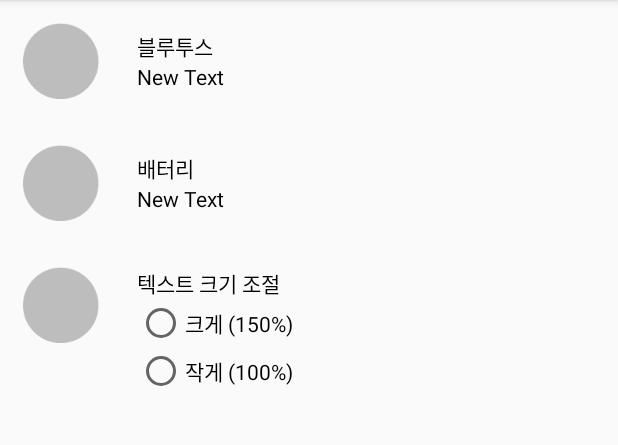
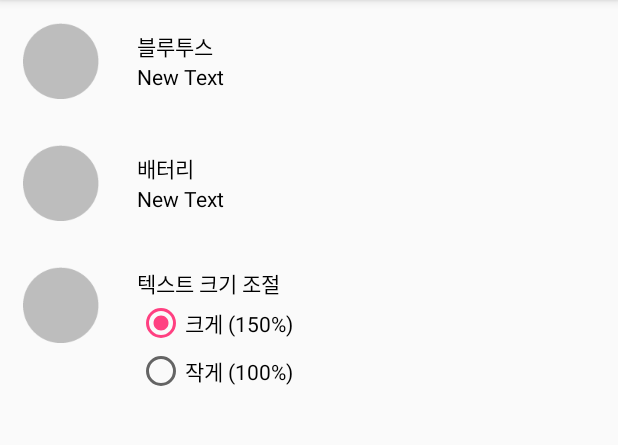
Before and after one commit to hyunhye/HelpingCloud, an Android app: the SettingActivity screen opened directly, with no data from a screen before it, on a phone screen of 412 x 824 dp, the part 84-529 px from its top. Run offline under Robolectric (Android 15) with nearby library versions, the phone set to English and light mode, and no system bars; 1 statement that could not run was skipped.

Commit message:
텍스트 크기 설정

```diff
--- a/app/src/main/java/com/pinners/olders/SettingActivity.java
+++ b/app/src/main/java/com/pinners/olders/SettingActivity.java
@@ -1,15 +1,65 @@
 package com.pinners.olders;
 
+import android.content.SharedPreferences;
+import android.graphics.Bitmap;
 import android.os.Bundle;
 import android.support.v7.app.AppCompatActivity;
+import android.widget.RadioButton;
+import android.widget.RadioGroup;
 
 /**
  * Created by Administrator on 2016-06-23.
  */
 public class SettingActivity extends AppCompatActivity{
+
+    private RadioGroup settingFontRg;
+    private RadioButton settingFontBigRb, settingFontSmallRb;
+    private String fontSize = "small";
+
     @Override
     protected void onCreate(Bundle savedInstanceState) {
         super.onCreate(savedInstanceState);
         setContentView(R.layout.activity_setting);
+
+        init();
+        getPreferences();
+        settingFontRg.setOnCheckedChangeListener(new RadioGroup.OnCheckedChangeListener() {
+            @Override
+            public void onCheckedChanged(RadioGroup group, int checkedId) {
+                if(checkedId == R.id.settingFontSmallRb){
+                    fontSize = "small";
+                }else{
+                    fontSize = "big";
+                }
+                savePreferences(fontSize);
+            }
+        });
+    }
+
+    void init(){
+        settingFontRg = (RadioGroup) findViewById(R.id.settingFontRg);
+        settingFontBigRb = (RadioButton) findViewById(R.id.settingFontBigRb);
+        settingFontSmallRb = (RadioButton) findViewById(R.id.settingFontSmallRb);
+    }
+
+    private void savePreferences(String fontSize){
+        SharedPreferences pref = getSharedPreferences("pref", MODE_PRIVATE);
+        SharedPreferences.Editor editor = pref.edit();
+        editor.putString("fontSize", fontSize);
+        editor.commit();
+    }
+
+    private void getPreferences(){
+        SharedPreferences pref = getSharedPreferences("pref", MODE_PRIVATE);
+        fontSize = pref.getString("fontSize","");
+        if(fontSize.equals("small")){
+            settingFontSmallRb.setChecked(true);
+            settingFontBigRb.setChecked(false);
+        }
+        else{
+            settingFontSmallRb.setChecked(false);
+            settingFontBigRb.setChecked(true);
+        }
+
     }
 }
--- a/app/src/main/res/layout/activity_setting.xml
+++ b/app/src/main/res/layout/activity_setting.xml
@@ -97,6 +97,10 @@
                 android:text="텍스트 크기 조절"
                 android:textColor="#000000"
                 />
+            <RadioGroup
+                android:id="@+id/settingFontRg"
+                android:layout_width="wrap_content"
+                android:layout_height="wrap_content" >
 
                 <RadioButton
                     android:layout_width="wrap_content"
@@ -111,7 +115,7 @@
                     android:text="작게 (100%)"
                     android:textColor="#000000"
                     android:id="@+id/settingFontSmallRb" />
-
+            </RadioGroup>
         </LinearLayout>
     </LinearLayout>
 </LinearLayout>
```
Lines whose indentation alone changed are shown as unchanged.
